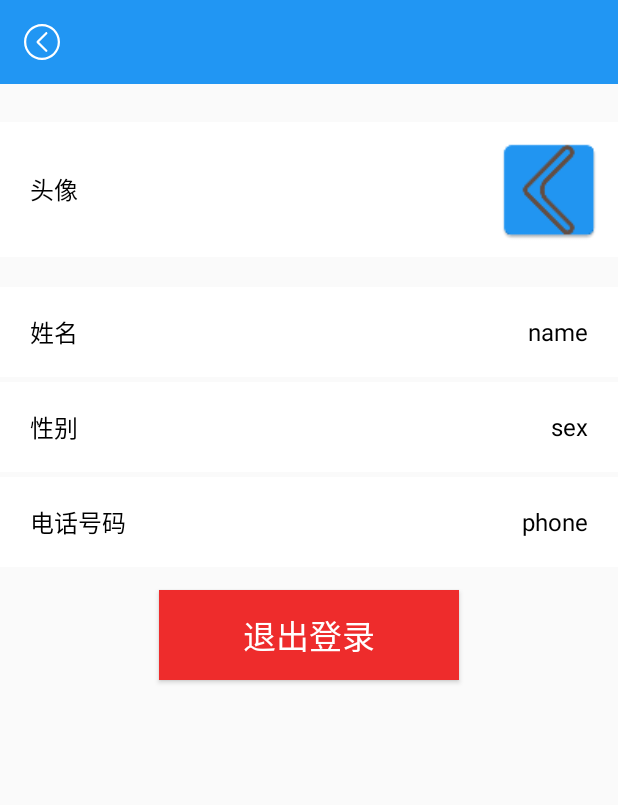
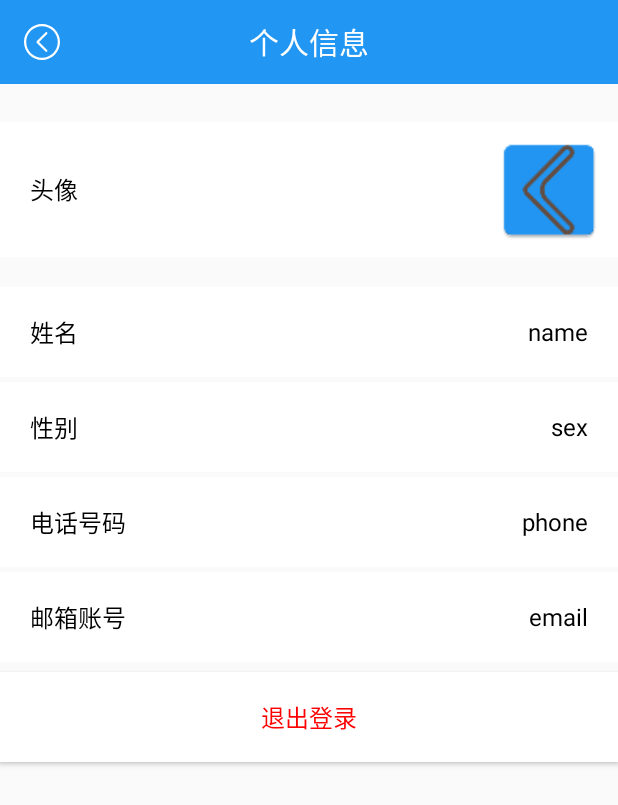
Before and after one commit to gocs/letmeknow, an Android app: the layout activity_user_info.xml on its own in the app's theme, with its tools: preview values and no code run, on a phone screen of 412 x 824 dp. Shown: the top 805 px of the screen. Run offline under Robolectric (Android 15) with nearby library versions, the phone set to English and light mode, and no system bars.

Commit message:
modify some UI

```diff
--- a/android/Letmeknow-Android/app/src/main/res/layout/activity_user_info.xml
+++ b/android/Letmeknow-Android/app/src/main/res/layout/activity_user_info.xml
@@ -17,6 +17,13 @@
             android:layout_width="wrap_content"
             android:layout_height="wrap_content"
             android:src="@drawable/ic_leftarrow"/>
+        <TextView
+            android:layout_width="wrap_content"
+            android:layout_height="wrap_content"
+            android:text="@string/user_info_title"
+            android:textSize="20sp"
+            android:textColor="@color/colorWhite"
+            android:layout_gravity="center_horizontal"/>
     </android.support.v7.widget.Toolbar>
 
     <LinearLayout xmlns:android="http://schemas.android.com/apk/res/android"
@@ -155,20 +162,51 @@
                     tools:text="phone"/>
 
             </RelativeLayout>
+            <RelativeLayout
+                android:id="@+id/layout_user_email"
+                android:layout_width="match_parent"
+                android:layout_height="60dp"
+                android:background="@color/colorWhite"
+                android:layout_marginBottom="3dp">
+
+                <TextView
+                    android:layout_width="wrap_content"
+                    android:layout_height="wrap_content"
+                    android:layout_centerVertical="true"
+                    android:layout_marginLeft="20dp"
+                    android:layout_marginStart="20dp"
+                    android:text="@string/user_info_email"
+                    android:textColor="#000000"
+                    android:textSize="16sp"/>
+
+                <TextView
+                    android:id="@+id/text_user_email"
+                    android:layout_width="wrap_content"
+                    android:layout_height="wrap_content"
+                    android:layout_alignParentEnd="true"
+                    android:layout_alignParentRight="true"
+                    android:layout_centerVertical="true"
+                    android:layout_marginEnd="20dp"
+                    android:layout_marginRight="20dp"
+                    android:textColor="#000000"
+                    android:textSize="16sp"
+                    tools:text="email"/>
+
+            </RelativeLayout>
 
         </LinearLayout>
 
 
         <Button
             android:id="@+id/button_logoff"
-            android:layout_width="200dp"
+            android:layout_width="match_parent"
             android:layout_height="60dp"
             android:layout_gravity="center_horizontal"
-            android:layout_marginTop="12dp"
+            android:layout_marginTop="3dp"
             android:text="@string/user_info_logoff"
-            android:textColor="#FFFFFF"
-            android:textSize="22sp"
-            android:background="@color/colorLogoff"/>
+            android:textColor="@color/colorRed4"
+            android:textSize="16sp"
+            android:background="@color/colorWhite"/>
 
 
 
--- a/android/Letmeknow-Android/app/src/main/res/values/strings.xml
+++ b/android/Letmeknow-Android/app/src/main/res/values/strings.xml
@@ -7,10 +7,16 @@
     <string name="drawer_setting">设置</string>
     <string name="drawer_about">关于Letmeknow</string>
 
+    <string name="notification_title">通知详情</string>
+    <string name="notification_delete">删除通知</string>
+    <string name="notification_confirm">确认收到</string>
+
+    <string name="user_info_title">个人信息</string>
     <string name="user_info_portrait">头像</string>
     <string name="user_info_name">姓名</string>
     <string name="user_info_sex">性别</string>
     <string name="user_info_phone">电话号码</string>
+    <string name="user_info_email">邮箱账号</string>
     <string name="user_info_logoff">退出登录</string>
 
     <string name="navigation_drawer_open">Open navigation drawer</string>
```
Also changed, not shown: android/Letmeknow-Android/app/src/main/res/layout/activity_notification_detail.xml (added, +79 -0 lines), android/Letmeknow-Android/app/src/main/res/layout/activity_user_settings.xml (added, +7 -0 lines), android/Letmeknow-Android/app/src/main/res/values/colors.xml (+15 -0 lines).
